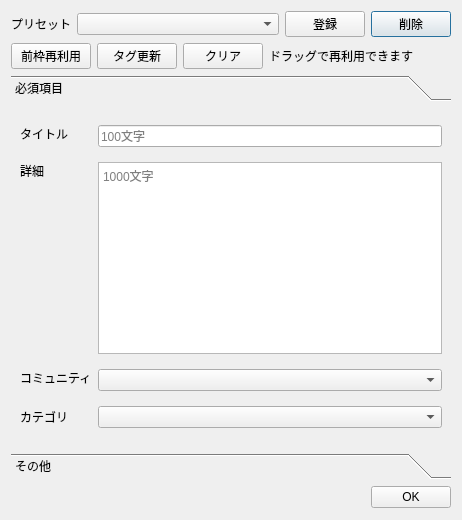
Old version of the form ui/newwakusettingswindow.ui in the repository diginatu/Viqo.
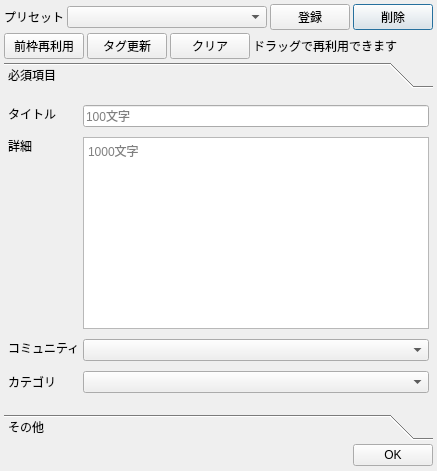
New version of the form.

Commit message: UI improvement reduce spaces and margins rearrenge menu items

```diff
--- a/ui/newwakusettingswindow.ui
+++ b/ui/newwakusettingswindow.ui
@@ -6,14 +6,29 @@
    <rect>
     <x>0</x>
     <y>0</y>
-    <width>462</width>
-    <height>520</height>
+    <width>437</width>
+    <height>471</height>
    </rect>
   </property>
   <property name="windowTitle">
    <string>次枠設定</string>
   </property>
   <layout class="QGridLayout" name="gridLayout">
+   <property name="leftMargin">
+    <number>4</number>
+   </property>
+   <property name="topMargin">
+    <number>4</number>
+   </property>
+   <property name="rightMargin">
+    <number>4</number>
+   </property>
+   <property name="bottomMargin">
+    <number>4</number>
+   </property>
+   <property name="spacing">
+    <number>3</number>
+   </property>
    <item row="0" column="4">
     <widget class="QPushButton" name="presets_delete">
      <property name="sizePolicy">
@@ -30,6 +45,9 @@
    <item row="1" column="0" colspan="5">
     <widget class="QWidget" name="widget" native="true">
      <layout class="QHBoxLayout" name="horizontalLayout">
+      <property name="spacing">
+       <number>3</number>
+      </property>
       <property name="leftMargin">
        <number>0</number>
       </property>
@@ -108,14 +126,32 @@
        <rect>
         <x>0</x>
         <y>0</y>
-        <width>444</width>
-        <height>341</height>
+        <width>429</width>
+        <height>313</height>
        </rect>
       </property>
       <attribute name="label">
        <string>必須項目</string>
       </attribute>
       <layout class="QFormLayout" name="formLayout">
+       <property name="horizontalSpacing">
+        <number>3</number>
+       </property>
+       <property name="verticalSpacing">
+        <number>3</number>
+       </property>
+       <property name="leftMargin">
+        <number>4</number>
+       </property>
+       <property name="topMargin">
+        <number>4</number>
+       </property>
+       <property name="rightMargin">
+        <number>4</number>
+       </property>
+       <property name="bottomMargin">
+        <number>4</number>
+       </property>
        <item row="0" column="0">
         <widget class="QLabel" name="label_4">
          <property name="sizePolicy">
```
Left out of the diff: 106 changed lines with no effect on the pictures. The commit also changes 5 other files.
